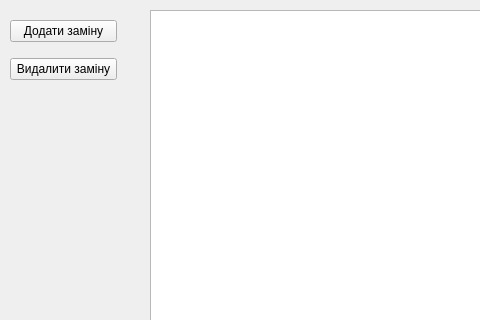
First picture: the form in ui.ui, repository Vitech-UA/AutoTool, before the edit; both pictures show x 0 to 480 and y 0 to 320 of the 800 by 488 pixel window.
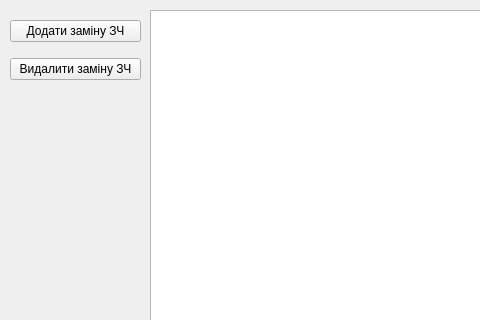
Second picture: the form after the edit.

```diff
--- a/ui.ui
+++ b/ui.ui
@@ -24,12 +24,12 @@
      </rect>
     </property>
    </widget>
-   <widget class="QWidget" name="">
+   <widget class="QWidget" name="layoutWidget">
     <property name="geometry">
      <rect>
       <x>10</x>
       <y>10</y>
-      <width>107</width>
+      <width>131</width>
       <height>81</height>
      </rect>
     </property>
@@ -37,14 +37,14 @@
      <item>
       <widget class="QPushButton" name="pushButton">
        <property name="text">
-        <string>Додати заміну</string>
+        <string>Додати заміну ЗЧ</string>
        </property>
       </widget>
      </item>
      <item>
       <widget class="QPushButton" name="pushButton_2">
        <property name="text">
-        <string>Видалити заміну</string>
+        <string>Видалити заміну ЗЧ</string>
        </property>
       </widget>
      </item>
```
Left out of the diff: 4 changed lines with no effect on the pictures.
